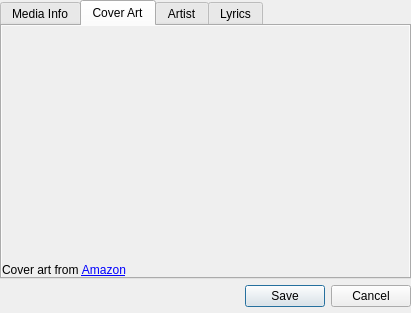
Old version of the form libs/mediainfowindow/MediaInfoWindow.ui in the repository tkrotoff/QuarkPlayer.
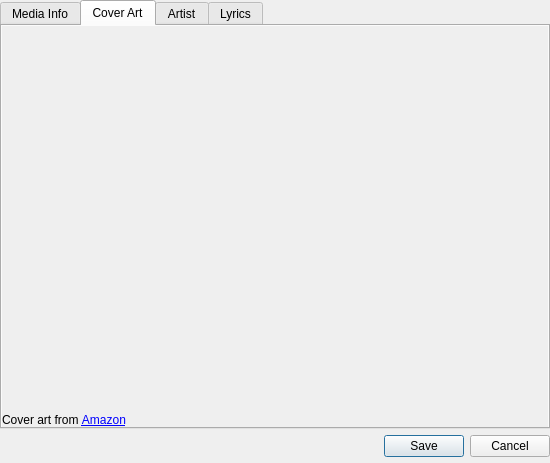
New version of the form. The open tabs and pages were chosen to show the change.

Commit message: mediainfowindow: new bigger default size

Diff of the .ui file:
```diff
--- a/libs/mediainfowindow/MediaInfoWindow.ui
+++ b/libs/mediainfowindow/MediaInfoWindow.ui
@@ -5,8 +5,8 @@
    <rect>
     <x>0</x>
     <y>0</y>
-    <width>411</width>
-    <height>310</height>
+    <width>550</width>
+    <height>463</height>
    </rect>
   </property>
   <property name="windowTitle" >
@@ -218,8 +218,8 @@
        <rect>
         <x>0</x>
         <y>0</y>
-        <width>407</width>
-        <height>248</height>
+        <width>546</width>
+        <height>401</height>
        </rect>
       </property>
       <attribute name="title" >
@@ -251,8 +251,8 @@
            <rect>
             <x>0</x>
             <y>0</y>
-            <width>407</width>
-            <height>248</height>
+            <width>546</width>
+            <height>401</height>
            </rect>
           </property>
           <layout class="QGridLayout" name="gridLayout_8" >
```
Left out of the diff: 12 changed lines with no effect on the pictures.
